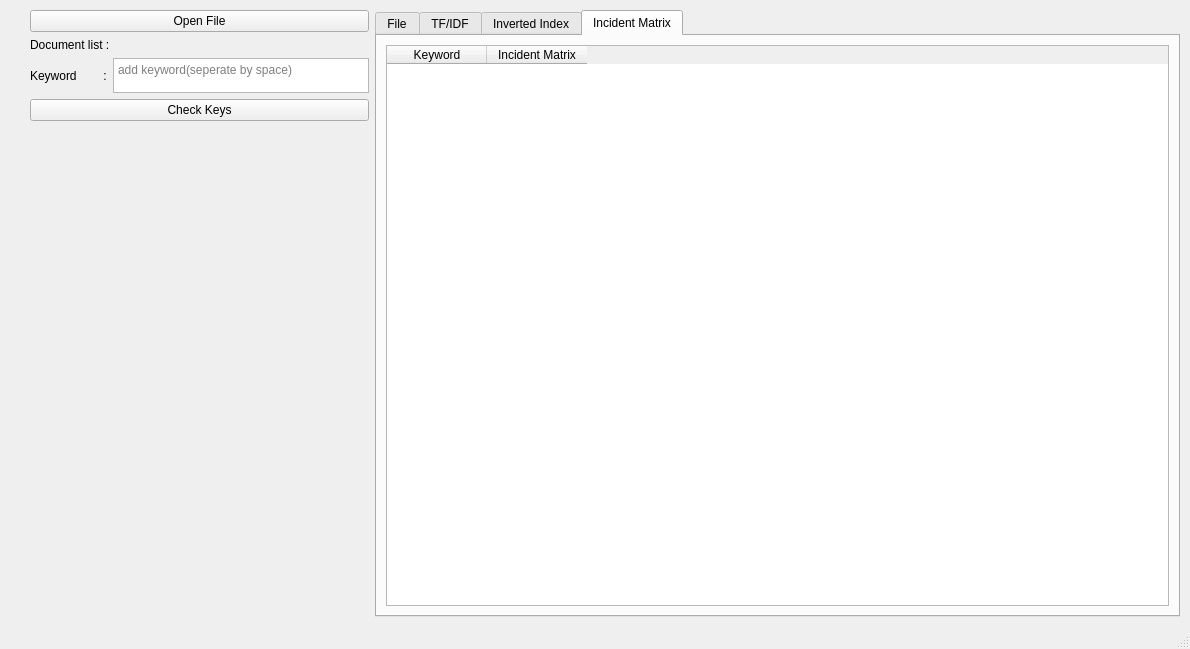
andre002wp/STKI-Semester-5, file main.ui: the form before one commit.
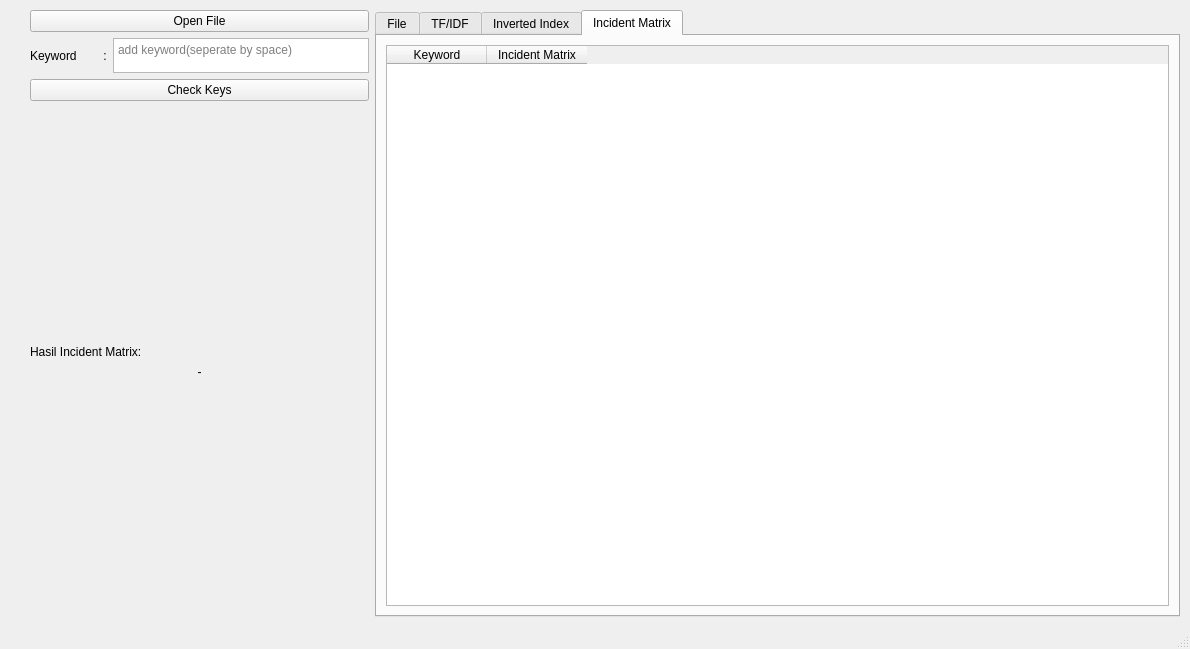
The form after the commit.

Commit message: incident matrix query now works

What changed in the file:
```diff
--- a/main.ui
+++ b/main.ui
@@ -44,13 +44,6 @@
           </property>
          </widget>
         </item>
-        <item>
-         <widget class="QLabel" name="label_2">
-          <property name="text">
-           <string>Document list :</string>
-          </property>
-         </widget>
-        </item>
         <item>
          <layout class="QHBoxLayout" name="horizontalLayout_3">
           <property name="sizeConstraint">
@@ -107,6 +100,36 @@
           </property>
          </spacer>
         </item>
+        <item>
+         <widget class="QLabel" name="label_2">
+          <property name="text">
+           <string>Hasil Incident Matrix:</string>
+          </property>
+         </widget>
+        </item>
+        <item>
+         <widget class="QLabel" name="lbl_incident_result">
+          <property name="text">
+           <string>-</string>
+          </property>
+          <property name="alignment">
+           <set>Qt::AlignCenter</set>
+          </property>
+         </widget>
+        </item>
+        <item>
+         <spacer name="verticalSpacer_2">
+          <property name="orientation">
+           <enum>Qt::Vertical</enum>
+          </property>
+          <property name="sizeHint" stdset="0">
+           <size>
+            <width>20</width>
+            <height>40</height>
+           </size>
+          </property>
+         </spacer>
+        </item>
        </layout>
       </item>
       <item>
```
The commit also changes 16 other files.
